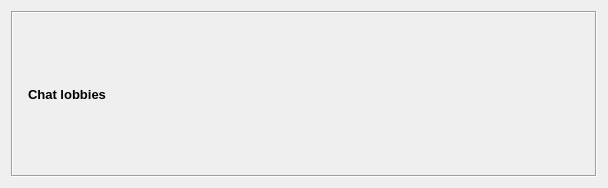
Old version of the form retroshare-gui/src/gui/ChatLobbyWidget.ui in the repository RetroShare/RetroShare.
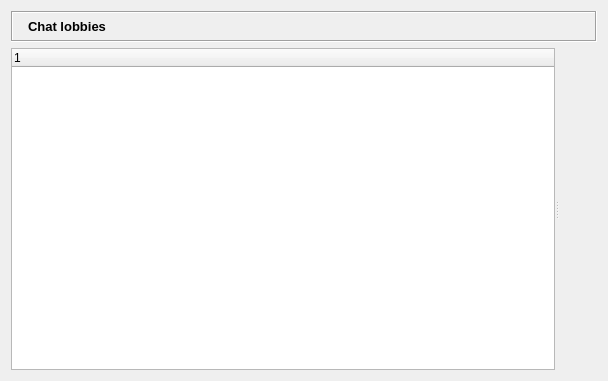
New version of the form. Icons and pictures are not drawn.

Commit message: Removed tabs in chat lobbies: - unsubscribed lobbies display complete info in a blank page, with some additional help - double click to subscribe. - added unsubscribe button to ChatLobbyDialog. Needs a more appropriate icon (e.g. An open door with a leaving arrow) - the lobby list is now used to display typing status. It could be used to show all sorts of info, the exact same way, such as joining/leaving peers, etc, using various different icons.

Diff of the .ui file:
```diff
--- a/retroshare-gui/src/gui/ChatLobbyWidget.ui
+++ b/retroshare-gui/src/gui/ChatLobbyWidget.ui
@@ -7,15 +7,18 @@
     <x>0</x>
     <y>0</y>
     <width>608</width>
-    <height>188</height>
+    <height>381</height>
    </rect>
   </property>
-  <layout class="QGridLayout" name="gridLayout">
-   <property name="verticalSpacing">
-    <number>0</number>
-   </property>
-   <item row="0" column="0">
+  <layout class="QVBoxLayout" name="verticalLayout">
+   <item>
     <widget class="QFrame" name="titleBarFrame">
+     <property name="sizePolicy">
+      <sizepolicy hsizetype="Preferred" vsizetype="Maximum">
+       <horstretch>0</horstretch>
+       <verstretch>0</verstretch>
+      </sizepolicy>
+     </property>
      <property name="frameShape">
       <enum>QFrame::Box</enum>
      </property>
@@ -89,6 +92,40 @@
      </layout>
     </widget>
    </item>
+   <item>
+    <widget class="QSplitter" name="splitter">
+     <property name="orientation">
+      <enum>Qt::Horizontal</enum>
+     </property>
+     <widget class="QTreeWidget" name="lobbyTreeWidget">
+      <property name="sizePolicy">
+       <sizepolicy hsizetype="Maximum" vsizetype="MinimumExpanding">
+        <horstretch>0</horstretch>
+        <verstretch>0</verstretch>
+       </sizepolicy>
+      </property>
+      <column>
+       <property name="text">
+        <string notr="true">1</string>
+       </property>
+      </column>
+     </widget>
+     <widget class="QStackedWidget" name="stackedWidget">
+      <property name="sizePolicy">
+       <sizepolicy hsizetype="MinimumExpanding" vsizetype="MinimumExpanding">
+        <horstretch>0</horstretch>
+        <verstretch>0</verstretch>
+       </sizepolicy>
+      </property>
+      <property name="currentIndex">
+       <number>0</number>
+      </property>
+      <widget class="QWidget" name="page">
+       <layout class="QHBoxLayout" name="horizontalLayout_2"/>
+      </widget>
+     </widget>
+    </widget>
+   </item>
   </layout>
  </widget>
  <resources>
```
The commit also changes 4 other files.
